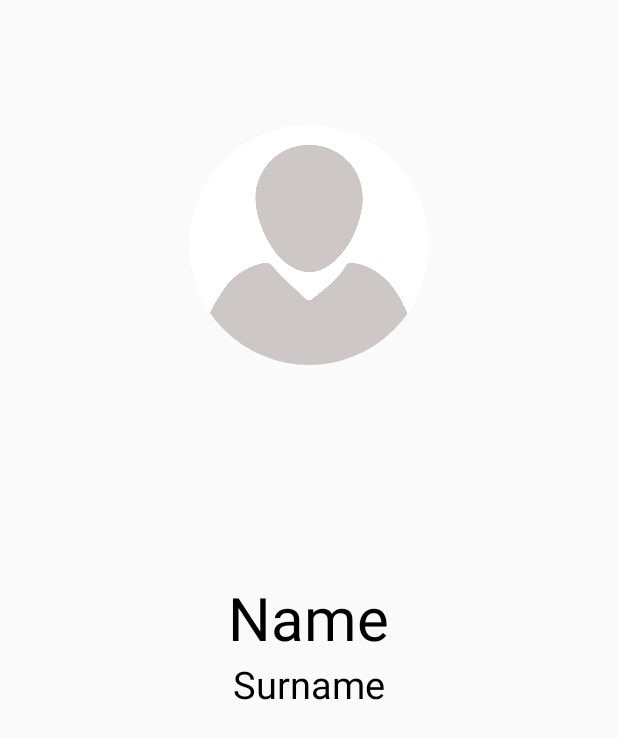
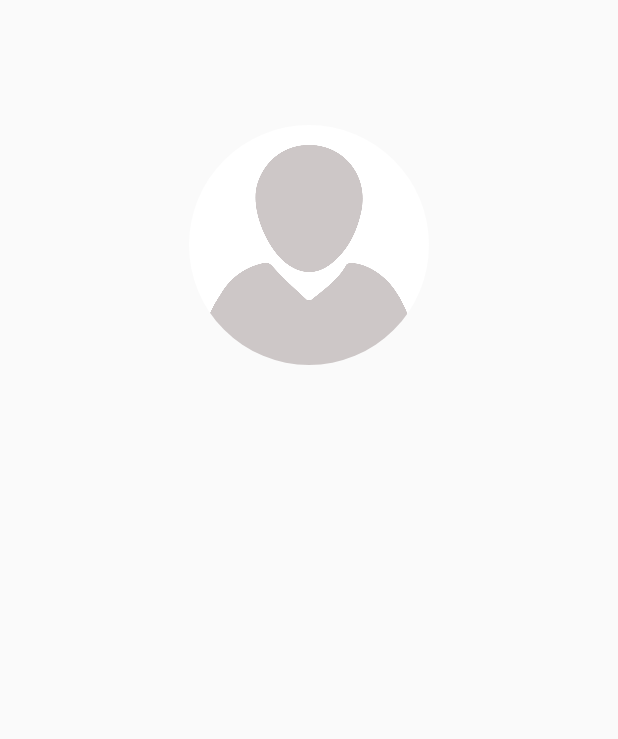
Before and after one commit to Pancor/Stagap, an Android app: the layout fragment_account.xml on its own in the app's theme, with its tools: preview values and no code run, on a phone screen of 412 x 824 dp. Shown: the top 739 px of the screen. Run offline under Robolectric (Android 15) with nearby library versions, the phone set to English and light mode, and no system bars.

Commit message:
Small changes

```diff
--- a/app/src/main/res/layout/fragment_account.xml
+++ b/app/src/main/res/layout/fragment_account.xml
@@ -23,7 +23,6 @@
             android:layout_height="wrap_content"
             android:layout_centerHorizontal="true"
             android:layout_centerVertical="true"
-            android:text="@string/name"
             android:textColor="#000"
             android:textSize="40sp" />
 
@@ -33,7 +32,6 @@
             android:layout_height="wrap_content"
             android:layout_centerHorizontal="true"
             android:layout_below="@+id/nameTextView"
-            android:text="@string/surname"
             android:textColor="#000"
             android:textSize="25sp" />
 
```
Also changed, not shown: app/src/main/java/com/stagap/stagap/AccountFragment.java (+9 -1 lines), app/src/main/java/com/stagap/stagap/RegisterActivity.java (+4 -3 lines).
